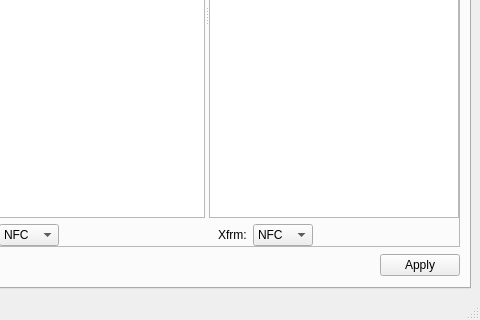
Sirraide/smyth, file ui/MainWindow.ui: the form before one commit; both pictures show x 320 to 800 and y 280 to 600 of the 800 by 600 pixel window.
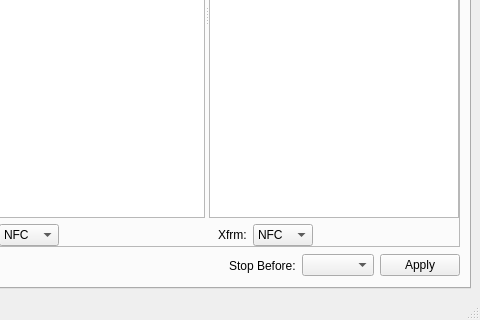
The form after the commit. Custom widgets are drawn as their Qt base class.

Commit message: [SCA] Add 'Stop Before' option

```diff
--- a/ui/MainWindow.ui
+++ b/ui/MainWindow.ui
@@ -455,6 +455,45 @@
              </property>
             </spacer>
            </item>
+           <item>
+            <widget class="QFrame" name="frame_stop_before">
+             <property name="toolTip">
+              <string>Stop before a given rule. Click ‘Apply’ to refresh the list of rules. 
+
+Note that certain rules with special names (e.g. anything starting with ‘romanizer‘) cannot be selected here as Lexurgy doesn‘t support that.</string>
+             </property>
+             <property name="frameShape">
+              <enum>QFrame::NoFrame</enum>
+             </property>
+             <property name="frameShadow">
+              <enum>QFrame::Raised</enum>
+             </property>
+             <layout class="QHBoxLayout" name="horizontalLayout_6">
+              <property name="leftMargin">
+               <number>0</number>
+              </property>
+              <property name="topMargin">
+               <number>0</number>
+              </property>
+              <property name="rightMargin">
+               <number>0</number>
+              </property>
+              <property name="bottomMargin">
+               <number>0</number>
+              </property>
+              <item>
+               <widget class="QLabel" name="label_stop_before">
+                <property name="text">
+                 <string>Stop Before:</string>
+                </property>
+               </widget>
+              </item>
+              <item>
+               <widget class="QComboBox" name="sca_cbox_stop_before"/>
+              </item>
+             </layout>
+            </widget>
+           </item>
            <item>
             <widget class="QPushButton" name="apply_button">
              <property name="text">
```
Left out of the diff: 42 changed lines with no effect on the pictures. The commit also changes 5 other files.
